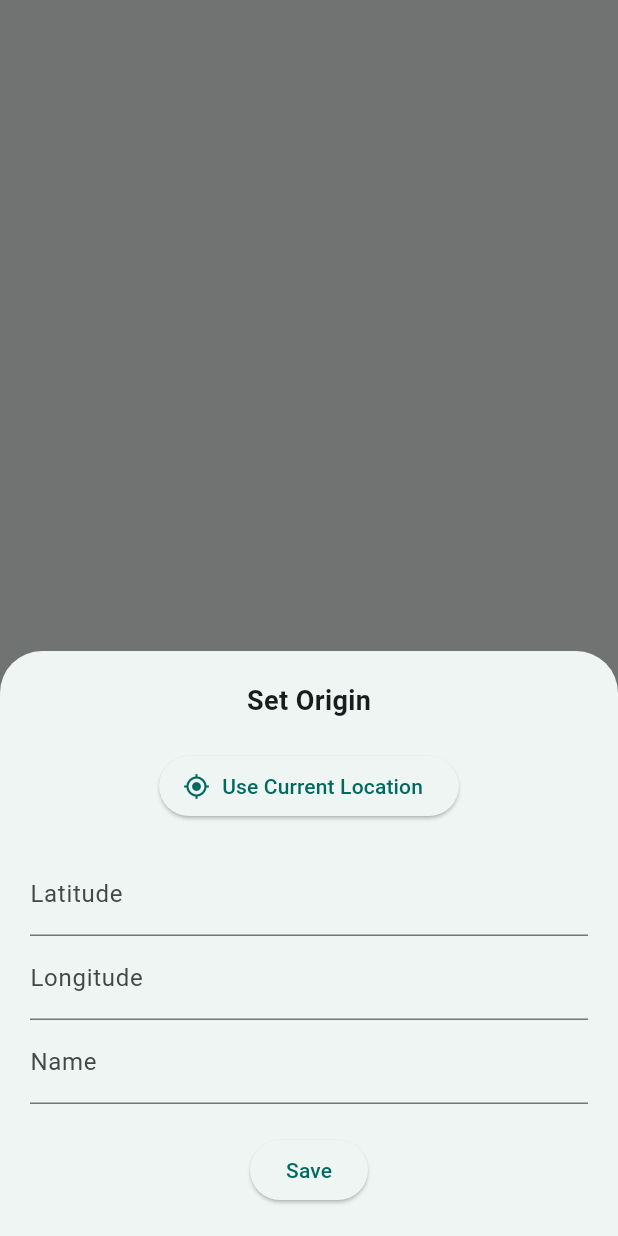
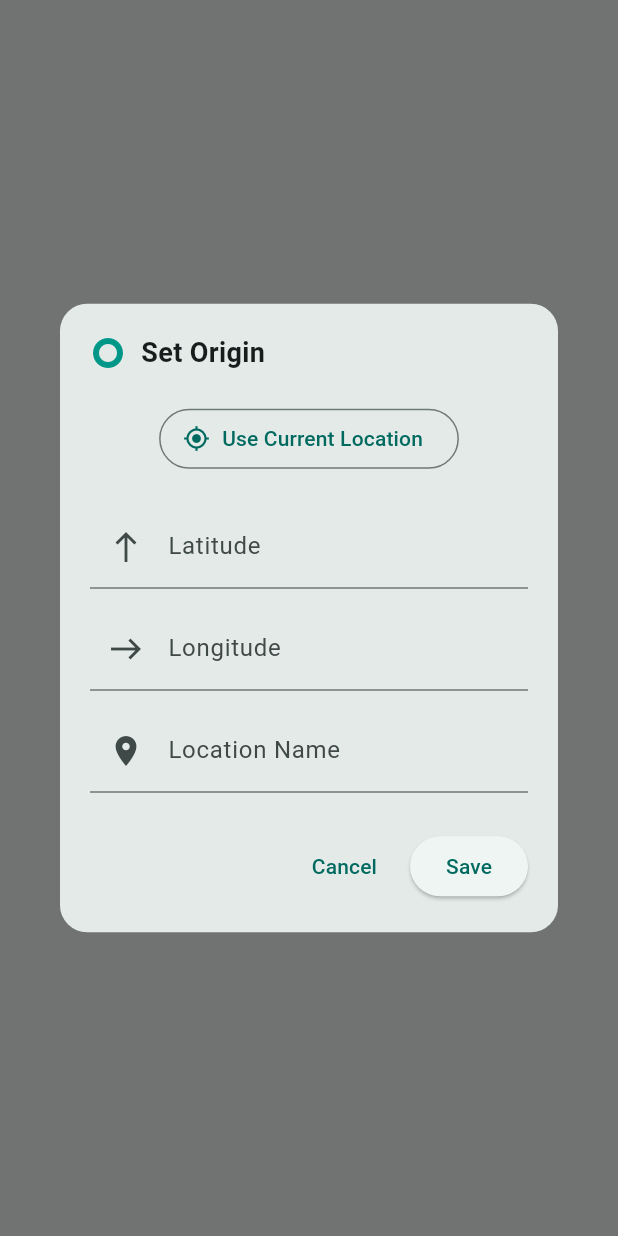
Before and after one commit to Swagnik02/Next-Stop, a Flutter app: what showWaypointPicker() shows on an empty page, opened directly with empty values, on a phone screen of 412 x 824 dp. Run offline on Flutter 3.47's test engine with Material 3 defaults, Android fonts, the phone set to English and light mode, and no system bars; our stand-ins replace flutter_riverpod, geolocator, permission_handler.

Commit message:
waypoint picker UI improvement: bottom navbar replaced with dialogue box

```diff
--- a/lib/features/journey/utils/waypoint_picker.dart
+++ b/lib/features/journey/utils/waypoint_picker.dart
@@ -12,31 +12,45 @@ Future<Waypoint?> showWaypointPicker(
   final lngController = TextEditingController();
   final nameController = TextEditingController();
 
-  return showModalBottomSheet<Waypoint>(
+  return showDialog<Waypoint>(
     context: context,
-    isScrollControlled: true,
     builder: (context) {
-      return Padding(
-        padding: EdgeInsets.fromLTRB(
-          20,
-          20,
-          20,
-          MediaQuery.of(context).viewInsets.bottom + 20,
-        ),
+      return Dialog(
+        shape: RoundedRectangleBorder(borderRadius: BorderRadius.circular(18)),
+        child: Padding(
+          padding: const EdgeInsets.all(20),
+          child: SingleChildScrollView(
             child: Column(
               mainAxisSize: MainAxisSize.min,
               children: [
+                /// TITLE
+                Row(
+                  children: [
+                    Icon(
+                      type == WaypointType.origin
+                          ? Icons.trip_origin
+                          : Icons.flag,
+                      color: Colors.teal,
+                    ),
+                    const SizedBox(width: 10),
                     Text(
-              type == WaypointType.origin ? "Set Origin" : "Set Destination",
-              style: const TextStyle(fontSize: 18, fontWeight: FontWeight.bold),
+                      type == WaypointType.origin
+                          ? "Set Origin"
+                          : "Set Destination",
+                      style: const TextStyle(
+                        fontSize: 18,
+                        fontWeight: FontWeight.bold,
+                      ),
+                    ),
+                  ],
                 ),
 
                 const SizedBox(height: 20),
 
-            /// USE CURRENT LOCATION BUTTON
+                /// GPS BUTTON
                 if (currentLocation != null)
-              ElevatedButton.icon(
-                icon: const Icon(Icons.my_location),
+                  OutlinedButton.icon(
+                    icon: const Icon(Icons.gps_fixed),
                     label: const Text("Use Current Location"),
                     onPressed: () {
                       latController.text = currentLocation.latitude.toString();
@@ -50,25 +64,50 @@ Future<Waypoint?> showWaypointPicker(
 
                 const SizedBox(height: 20),
 
+                /// LATITUDE
                 TextField(
                   controller: latController,
                   keyboardType: TextInputType.number,
-              decoration: const InputDecoration(labelText: "Latitude"),
+                  decoration: const InputDecoration(
+                    labelText: "Latitude",
+                    prefixIcon: Icon(Icons.north),
+                  ),
                 ),
 
+                const SizedBox(height: 12),
+
+                /// LONGITUDE
                 TextField(
                   controller: lngController,
                   keyboardType: TextInputType.number,
-              decoration: const InputDecoration(labelText: "Longitude"),
+                  decoration: const InputDecoration(
+                    labelText: "Longitude",
+                    prefixIcon: Icon(Icons.east),
+                  ),
                 ),
 
+                const SizedBox(height: 12),
+
+                /// NAME
                 TextField(
                   controller: nameController,
-              decoration: const InputDecoration(labelText: "Name"),
+                  decoration: const InputDecoration(
+                    labelText: "Location Name",
+                    prefixIcon: Icon(Icons.location_on),
+                  ),
                 ),
 
-            const SizedBox(height: 20),
+                const SizedBox(height: 25),
 
+                /// ACTION BUTTONS
+                Row(
+                  mainAxisAlignment: MainAxisAlignment.end,
+                  children: [
+                    TextButton(
+                      onPressed: () => Navigator.pop(context),
+                      child: const Text("Cancel"),
+                    ),
+                    const SizedBox(width: 10),
                     ElevatedButton(
                       onPressed: () {
                         final lat = double.tryParse(latController.text);
@@ -90,6 +129,10 @@ Future<Waypoint?> showWaypointPicker(
                     ),
                   ],
                 ),
+              ],
+            ),
+          ),
+        ),
       );
     },
   );
```
Lines whose indentation alone changed are shown as unchanged.
